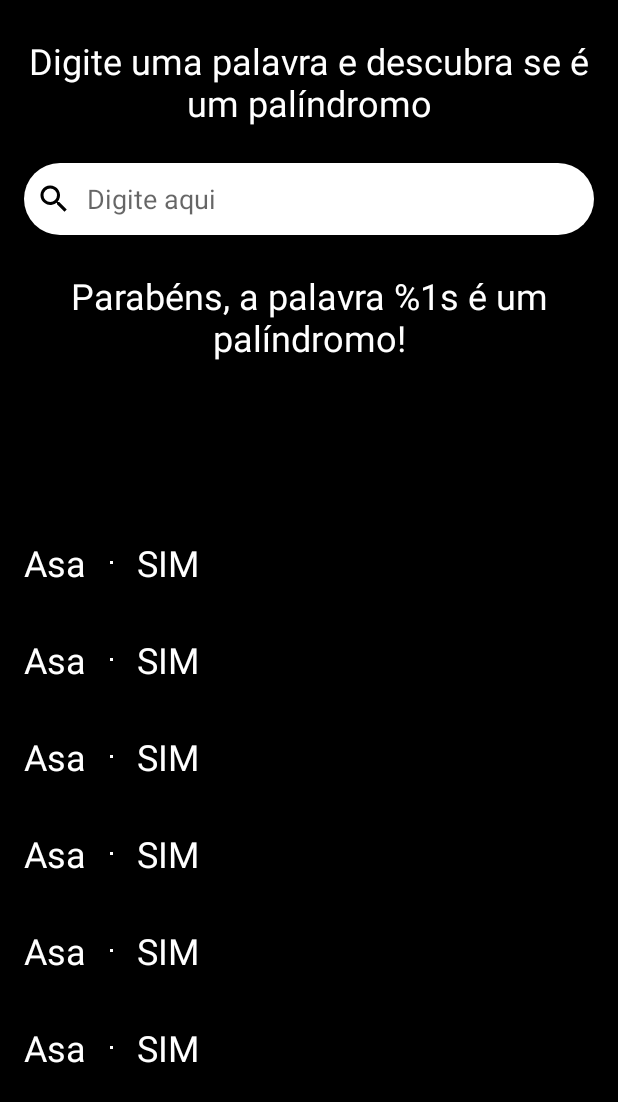
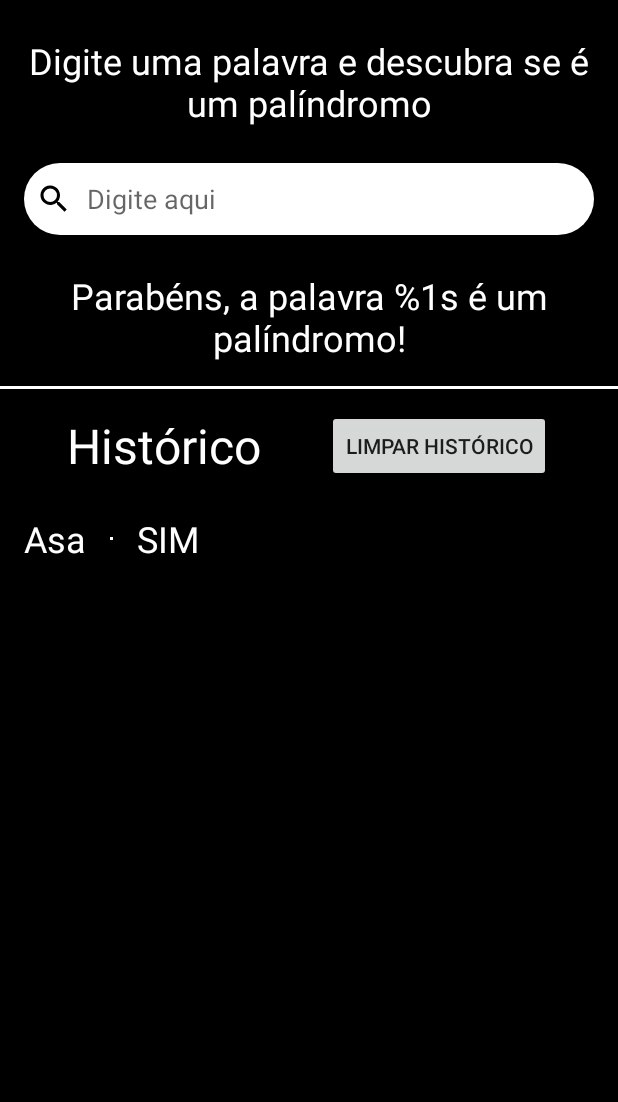
Before and after one commit to hppyft/palindromo, an Android app: the layout home_activity.xml on its own in the app's theme, with its tools: preview values and no code run, on a phone screen of 412 x 824 dp. Shown: the top 1102 px of the screen. Run offline under Robolectric (Android 15) with nearby library versions, the phone set to English and light mode, and no system bars.

Commit message:
adiciona botao de limpar historico

```diff
--- a/app/src/main/java/com/example/palindromoapp/view/repository/WordDao.kt
+++ b/app/src/main/java/com/example/palindromoapp/view/repository/WordDao.kt
@@ -1,7 +1,6 @@
 package com.example.palindromoapp.view.repository
 
 import androidx.room.Dao
-import androidx.room.Delete
 import androidx.room.Insert
 import androidx.room.Query
 import com.example.palindromoapp.view.model.DatabaseTables
@@ -17,7 +16,4 @@ interface WordDao {
 
     @Query("""DELETE FROM ${DatabaseTables.WordTable.NAME}""")
     fun deleteAll()
-
-    @Delete
-    fun delete(vararg words: Word)
 }
--- a/app/src/main/java/com/example/palindromoapp/view/repository/WordRepository.kt
+++ b/app/src/main/java/com/example/palindromoapp/view/repository/WordRepository.kt
@@ -22,4 +22,8 @@ object WordRepository {
     fun insert(vararg words: Word) {
         database.wordDao().insertAll(*words)
     }
+
+    fun deleteAll() {
+        database.wordDao().deleteAll()
+    }
 }
--- /dev/null
+++ b/app/src/main/java/com/example/palindromoapp/view/util/ClearHistoricoListener.kt
@@ -0,0 +1,6 @@
+package com.example.palindromoapp.view.util
+
+interface ClearHistoricoListener {
+
+    fun onClearHistoricoClicked()
+}
--- a/app/src/main/java/com/example/palindromoapp/view/view/HomeActivity.kt
+++ b/app/src/main/java/com/example/palindromoapp/view/view/HomeActivity.kt
@@ -31,11 +31,13 @@ class HomeActivity : AppCompatActivity() {
 
         setupOnTextChanged()
 
+        mBinding.clearHistoricoListener = mViewModel
+
         val adapter = WordAdapter()
         mBinding.wordsList.adapter = adapter
 
         mViewModel.getWordList().observe(this, Observer<List<Word>> {
-            if (it.isNotEmpty()) mBinding.wordListGroup.visibility = View.VISIBLE
+            if (it.isNotEmpty()) mBinding.wordListGroup.visibility = View.VISIBLE else mBinding.wordListGroup.visibility = View.GONE
             adapter.setList(it)
         })
 
--- a/app/src/main/res/layout/home_activity.xml
+++ b/app/src/main/res/layout/home_activity.xml
@@ -4,7 +4,12 @@
     xmlns:tools="http://schemas.android.com/tools"
     tools:context=".view.view.HomeActivity">
 
-    <data></data>
+    <data>
+
+        <variable
+            name="clearHistoricoListener"
+            type="com.example.palindromoapp.view.util.ClearHistoricoListener" />
+    </data>
 
     <androidx.constraintlayout.widget.ConstraintLayout
         android:layout_width="match_parent"
@@ -84,7 +89,8 @@
             android:layout_width="match_parent"
             android:layout_height="match_parent"
             android:visibility="gone"
-            app:constraint_referenced_ids="divider,home_list_label" />
+            app:constraint_referenced_ids="divider,home_list_label,words_list,home_clear_button"
+            tools:visibility="visible" />
 
         <View
             android:id="@+id/divider"
@@ -103,8 +109,19 @@
             android:textColor="@color/white"
             android:textSize="32sp"
             app:layout_constraintLeft_toLeftOf="parent"
+            app:layout_constraintRight_toLeftOf="@id/home_clear_button"
+            app:layout_constraintTop_toBottomOf="@id/divider" />
+
+        <androidx.appcompat.widget.AppCompatButton
+            android:id="@+id/home_clear_button"
+            android:layout_width="wrap_content"
+            android:layout_height="wrap_content"
+            android:onClick="@{() -> clearHistoricoListener.onClearHistoricoClicked()}"
+            android:text="@string/clear_list_label"
+            app:layout_constraintBottom_toBottomOf="@id/home_list_label"
+            app:layout_constraintLeft_toRightOf="@id/home_list_label"
             app:layout_constraintRight_toRightOf="parent"
-            app:layout_constraintTop_toBottomOf="@id/divider" />
+            app:layout_constraintTop_toTopOf="@id/home_list_label" />
 
         <androidx.recyclerview.widget.RecyclerView
             android:id="@+id/words_list"
@@ -118,7 +135,8 @@
             app:layout_constraintLeft_toLeftOf="parent"
             app:layout_constraintRight_toRightOf="parent"
             app:layout_constraintTop_toBottomOf="@id/home_list_label"
-            tools:itemCount="40"
+            app:layout_constraintVertical_bias="0"
+            tools:itemCount="1"
             tools:listitem="@layout/word_item" />
     </androidx.constraintlayout.widget.ConstraintLayout>
 
--- a/app/src/main/res/values/strings.xml
+++ b/app/src/main/res/values/strings.xml
@@ -8,4 +8,5 @@
     <string name="success_short_answer">SIM</string>
     <string name="failure_short_answer">NÃO</string>
     <string name="words_list_label">Histórico</string>
+    <string name="clear_list_label">Limpar histórico</string>
 </resources>
```
Also changed, not shown: app/src/main/java/com/example/palindromoapp/view/viewmodel/HomeViewModel.kt (+11 -1 lines).
